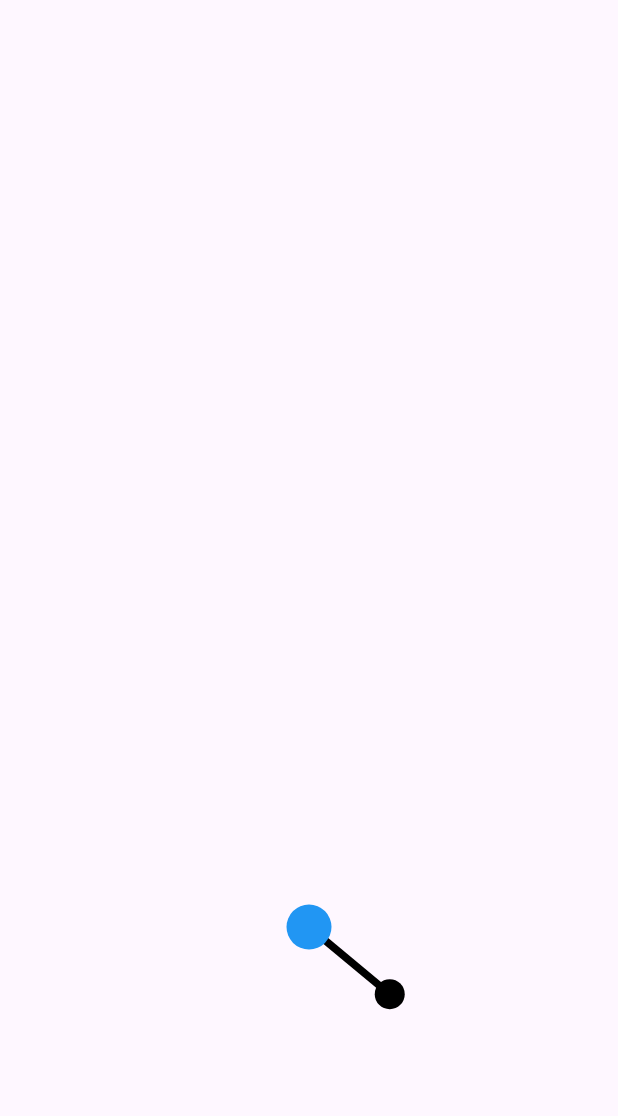
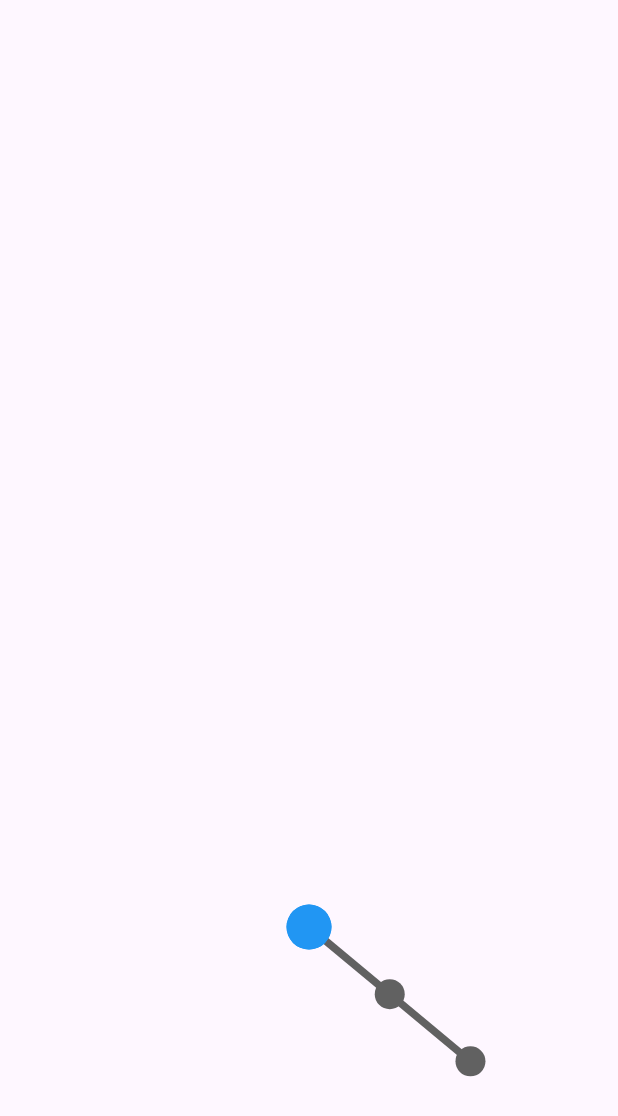
Before and after one commit to we-mohd-i001/flutter_advanced, a Flutter app: the screen it shows after launch, after a tap on "Inverse Kinematics", on a phone screen of 412 x 824 dp. Shown: the top 1116 px of the screen. Run offline on Flutter 3.47's test engine with Material 2 defaults, Android fonts, the phone set to English and light mode, and no system bars.

Commit message:
Added arms with inverse kinematics
- the arm moves to the point where we tap
- accordingly it understands the location

```diff
--- a/lib/advancedtopics/inverse_kinematics/inverse_kinematics_page.dart
+++ b/lib/advancedtopics/inverse_kinematics/inverse_kinematics_page.dart
@@ -24,6 +24,8 @@ class _InverseKinematicsPageState extends State<InverseKinematicsPage>
     arm = Anchor(loc: const Offset(0, 0));
     Bone b = Bone(70, arm);
     arm.child = b;
+    Bone b2 = Bone(70, b);
+    b.child = b2;
   }
 
   @override
--- a/lib/advancedtopics/inverse_kinematics/widgets/arm_widget.dart
+++ b/lib/advancedtopics/inverse_kinematics/widgets/arm_widget.dart
@@ -25,10 +25,10 @@ class ArmPainter extends CustomPainter {
       ..style = PaintingStyle.fill;
 
     Paint blackFill = Paint()
-      ..color = Colors.black
+      ..color = Colors.grey.shade700
       ..style = PaintingStyle.fill;
     Paint blackStroke = Paint()
-      ..color = Colors.black
+      ..color = Colors.grey.shade700
       ..style = PaintingStyle.stroke
       ..strokeWidth = 5;
 
```
Also changed, not shown: lib/advancedtopics/inverse_kinematics/parts/anchor.dart (+33 -34 lines).
